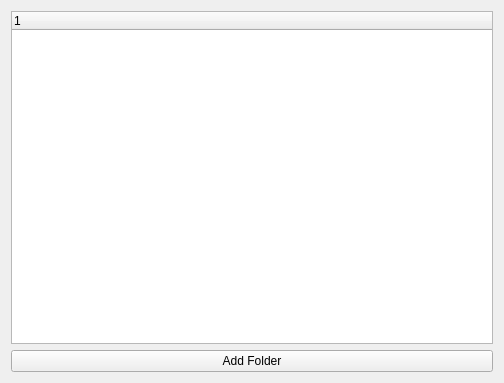
The window that PracticeProjects/Project_02_Folder Tree Explorer/widget.ui (rutura/MVCQt6Widgets) describes before a commit, drawn with Qt 5.
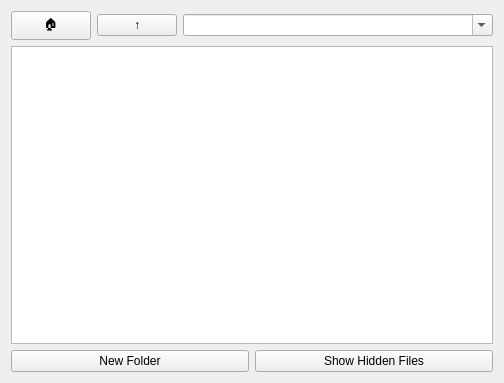
The same window after the commit.

Commit message: Refactor widget implementation to use QFileSystemModel; update UI components for file navigation and management features.

Patch:
```diff
--- a/PracticeProjects/Project_02_Folder Tree Explorer/widget.ui
+++ b/PracticeProjects/Project_02_Folder Tree Explorer/widget.ui
@@ -16,15 +16,79 @@
     <item>
      <layout class="QVBoxLayout" name="verticalLayout">
       <item>
-       <widget class="QTreeWidget" name="treeWidget"/>
+       <layout class="QHBoxLayout" name="navigationLayout">
+        <item>
+         <widget class="QPushButton" name="homeButton">
+          <property name="maximumWidth">
+           <number>30</number>
+          </property>
+          <property name="text">
+           <string>🏠</string>
+          </property>
+          <property name="toolTip">
+           <string>Go to Home Directory</string>
+          </property>
+         </widget>
+        </item>
+        <item>
+         <widget class="QPushButton" name="upButton">
+          <property name="maximumWidth">
+           <number>30</number>
+          </property>
+          <property name="text">
+           <string>↑</string>
+          </property>
+          <property name="toolTip">
+           <string>Go Up One Level</string>
+          </property>
+         </widget>
+        </item>
+        <item>
+         <widget class="QComboBox" name="pathComboBox">
+          <property name="editable">
+           <bool>true</bool>
+          </property>
+          <property name="sizePolicy">
+           <sizepolicy hsizetype="Expanding" vsizetype="Fixed">
+            <horstretch>1</horstretch>
+            <verstretch>0</verstretch>
+           </sizepolicy>
+          </property>
+         </widget>
+        </item>
+       </layout>
       </item>
       <item>
-       <widget class="QPushButton" name="addButton">
-        <property name="text">
-         <string>Add Folder</string>
+       <widget class="QTreeView" name="treeView">
+        <property name="alternatingRowColors">
+         <bool>true</bool>
+        </property>
+        <property name="sortingEnabled">
+         <bool>true</bool>
         </property>
        </widget>
       </item>
+      <item>
+       <layout class="QHBoxLayout" name="horizontalLayout">
+        <item>
+         <widget class="QPushButton" name="addButton">
+          <property name="text">
+           <string>New Folder</string>
+          </property>
+         </widget>
+        </item>
+        <item>
+         <widget class="QPushButton" name="toggleHiddenButton">
+          <property name="text">
+           <string>Show Hidden Files</string>
+          </property>
+          <property name="checkable">
+           <bool>true</bool>
+          </property>
+         </widget>
+        </item>
+       </layout>
+      </item>
      </layout>
     </item>
    </layout>
```
Left out of the diff: 5 changed lines with no effect on the pictures. The commit also changes 2 other files.
